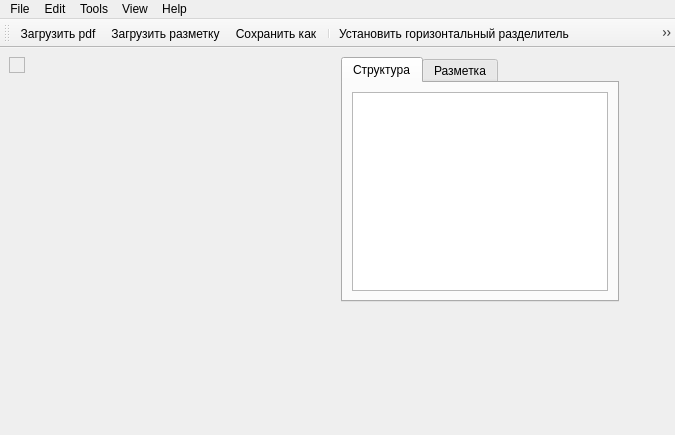
First picture: the form in layout.ui, repository fernflower/pdf-sectioning, before the edit.
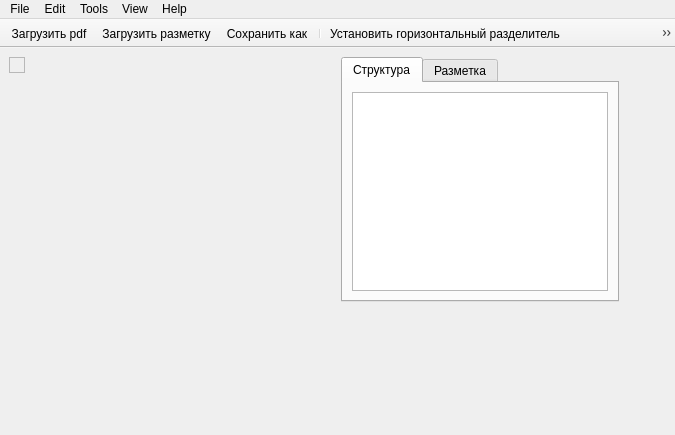
Second picture: the form after the edit. Icons and pictures are not drawn.

Commit message: some more widget appearance and settings logic

The edit to the form file:
```diff
--- a/layout.ui
+++ b/layout.ui
@@ -124,6 +124,12 @@
    <property name="windowTitle">
     <string>toolBar</string>
    </property>
+   <property name="movable">
+    <bool>false</bool>
+   </property>
+   <property name="floatable">
+    <bool>true</bool>
+   </property>
    <attribute name="toolBarArea">
     <enum>TopToolBarArea</enum>
    </attribute>
```
Left out of the diff: 18 changed lines with no effect on the pictures. The commit also changes 5 other files.
